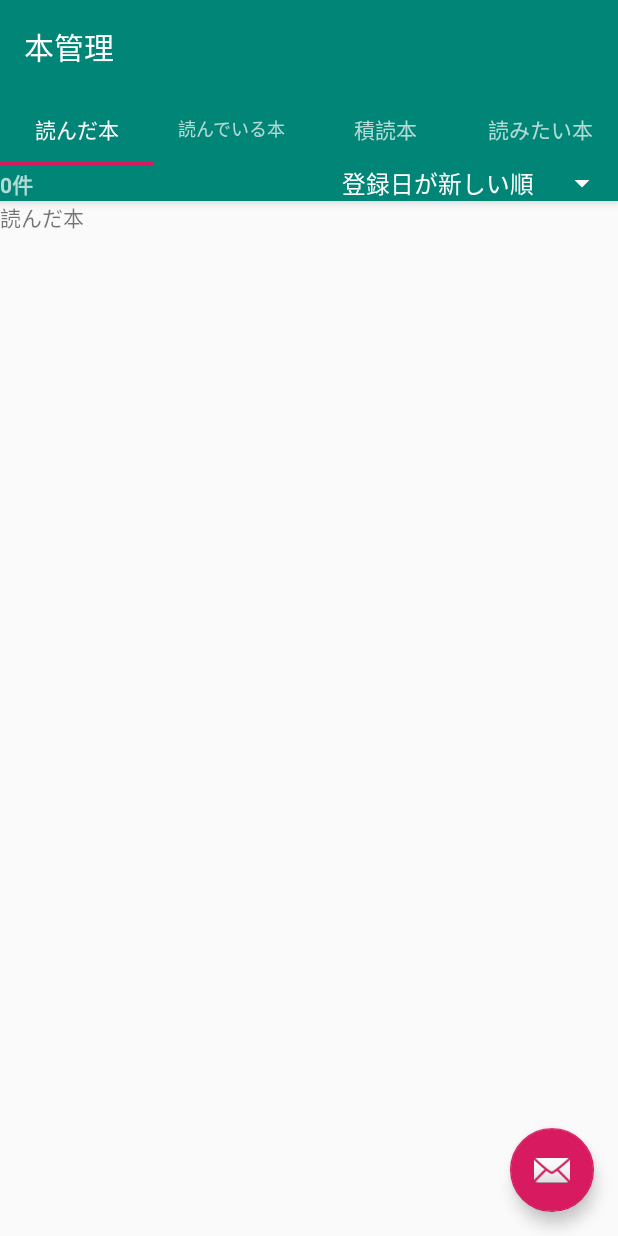
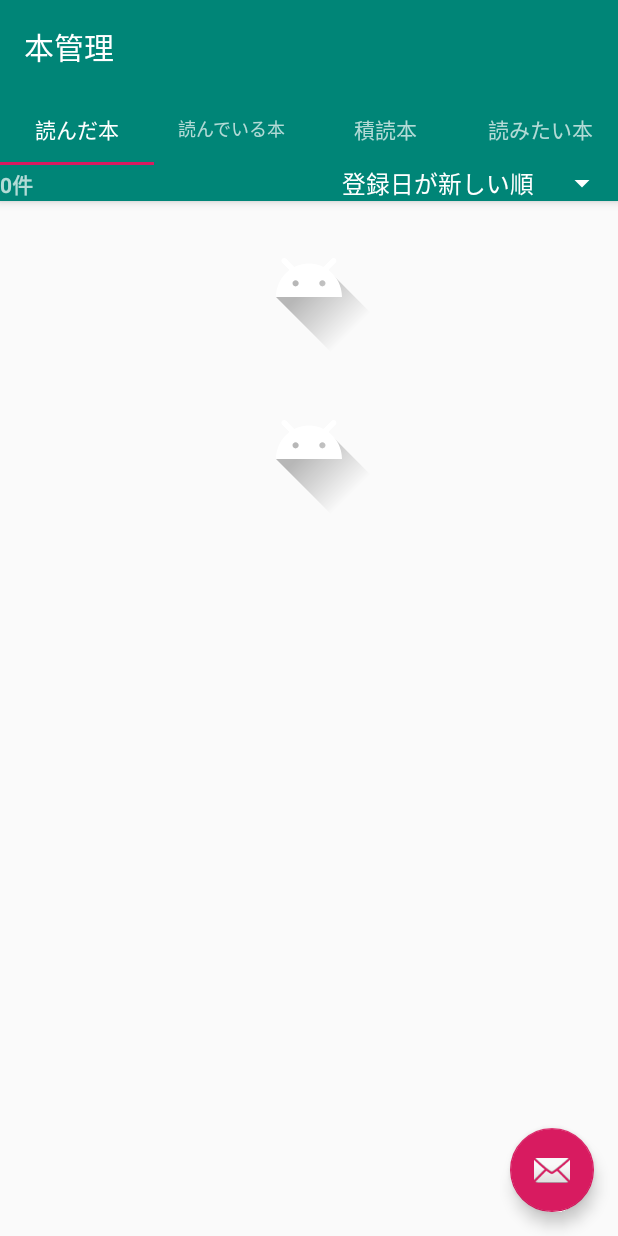
Before and after one commit to koyo0121/AndroidApp, an Android app: the screen it shows after launch (MainActivity), on a phone screen of 412 x 824 dp. Run offline under Robolectric (Android 15) with nearby library versions, the light colour scheme and no system bars.

Commit message:
Revert "修正"
This reverts commit 9aef2e45ec7e3c765ca13c0c559830005a4bd8d1.

```diff
--- a/app/src/main/java/com/example/book_library/MainActivity.java
+++ b/app/src/main/java/com/example/book_library/MainActivity.java
@@ -12,6 +12,7 @@ import androidx.appcompat.app.AppCompatActivity;
 import android.view.Menu;
 import android.view.MenuItem;
 import android.view.View;
+import android.widget.GridView;
 
 import com.example.book_library.ui.main.SectionsPagerAdapter;
 
--- a/app/src/main/java/com/example/book_library/ReadedBook.java
+++ b/app/src/main/java/com/example/book_library/ReadedBook.java
@@ -4,6 +4,9 @@ import android.os.Bundle;
 import android.view.LayoutInflater;
 import android.view.View;
 import android.view.ViewGroup;
+import android.widget.Button;
+import android.widget.GridView;
+import android.widget.ImageView;
 
 import androidx.annotation.NonNull;
 import androidx.annotation.Nullable;
@@ -13,6 +16,18 @@ public class ReadedBook extends Fragment {
     @Nullable
     @Override
     public View onCreateView(@NonNull LayoutInflater inflater, @Nullable ViewGroup container, @Nullable Bundle savedInstanceState) {
-        return inflater.inflate(R.layout.fragment_readed_book,container,false);
+
+        // 表示する画面IDを設定
+        View view = inflater.inflate(R.layout.fragment_readed_book,container,false);
+
+        // fragment_readed_bookのimageView2にic_launcher_foregroundを設定
+        ImageView image1 = (ImageView)view.findViewById(R.id.imageView2);
+        image1.setImageResource(R.drawable.ic_launcher_foreground);
+
+        // fragment_readed_bookのimageView2にic_launcher_foregroundを設定
+        ImageView image2 = (ImageView)view.findViewById(R.id.imageView3);
+        image2.setImageResource(R.drawable.ic_launcher_foreground);
+
+        return view;
     }
 }
--- a/app/src/main/res/layout/fragment_readed_book.xml
+++ b/app/src/main/res/layout/fragment_readed_book.xml
@@ -6,13 +6,6 @@
     android:layout_height="match_parent"
     tools:context=".ReadedBook">
 
-    <!-- TODO: Update blank fragment layout -->
-
-    <TextView
-        android:layout_width="match_parent"
-        android:layout_height="match_parent"
-        android:text="@string/fragment_readed_book" />
-
     <LinearLayout
         android:layout_width="match_parent"
         android:layout_height="match_parent"
@@ -20,11 +13,15 @@
 
 
         <ImageView
+            android:id="@+id/imageView2"
+            android:layout_width="match_parent"
+            android:layout_height="wrap_content"
+            />
+
+        <ImageView
             android:id="@+id/imageView3"
             android:layout_width="match_parent"
             android:layout_height="wrap_content"
-            tools:src="@tools:sample/backgrounds/scenic" />
-
+            />
     </LinearLayout>
-
 </FrameLayout>
```
